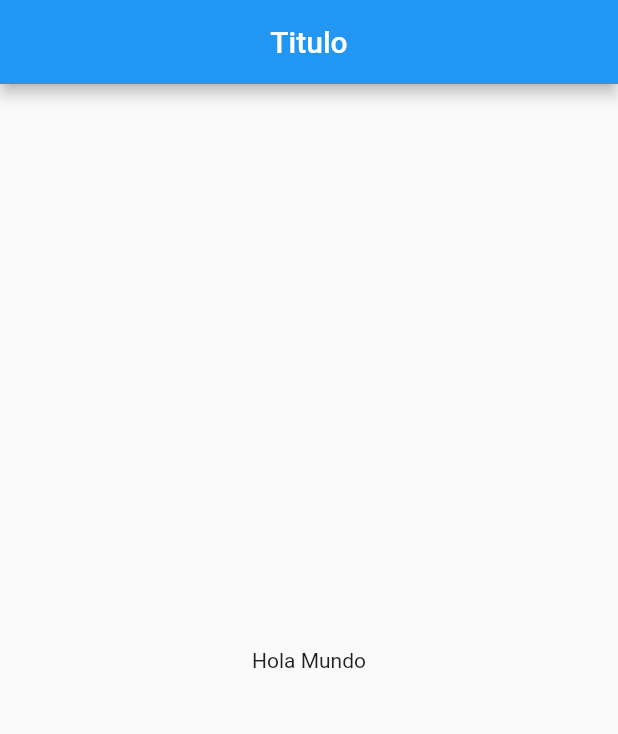
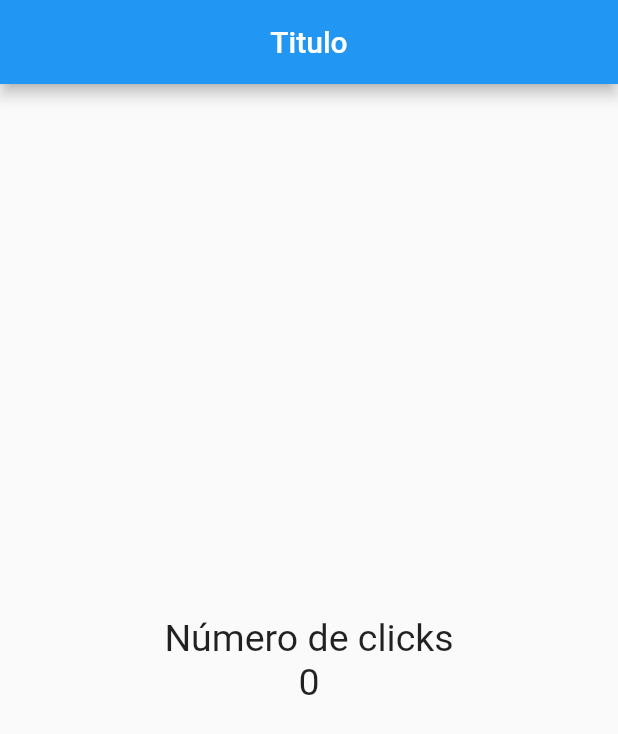
Before and after one commit to Edd-war/flutter-intro, a Flutter app: the screen it shows after launch, on a phone screen of 412 x 824 dp. Shown: the top 734 px of the screen. Run offline on Flutter 3.47's test engine with Material 2 defaults, Android fonts, the phone set to English and light mode, and no system bars.

Commit message:
Columnas y estilos
Se aplica la funcionalidad column para poner elementos en forma de columnas (UNO ABAJO DE OTRO) en un solo hijo de quién lo llame.

Aquí mismo se crea la variable estiloTexto de tipo TextStyle para aprovechar que dos Widgets ocupan esta propiedad de estilo.

```diff
--- a/lib/src/pages/home_page.dart
+++ b/lib/src/pages/home_page.dart
@@ -2,6 +2,9 @@ import 'package:flutter/material.dart';
 
 
 class HomePage extends StatelessWidget{
+
+  final estiloTexto = new TextStyle(fontSize: 25);
+
 
   @override
   Widget build(BuildContext context) {
@@ -11,7 +14,14 @@ class HomePage extends StatelessWidget{
         centerTitle: true,
       ),
       body: Center(
-        child: Text('Hola Mundo'),
+        child: Column(
+          mainAxisAlignment: MainAxisAlignment.center,
+          children: <Widget>[
+            Text('Número de clicks', style: estiloTexto),
+            Text('0', style: estiloTexto),
+          ],
+        ),
+
       ),
     );
   }
```
